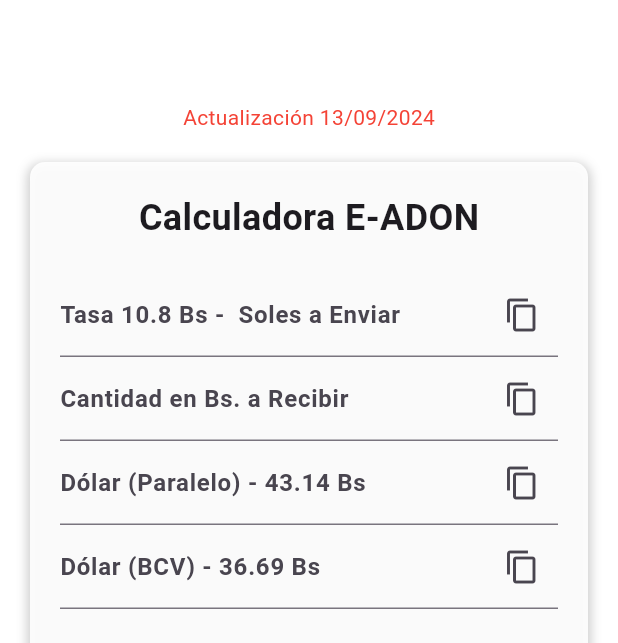
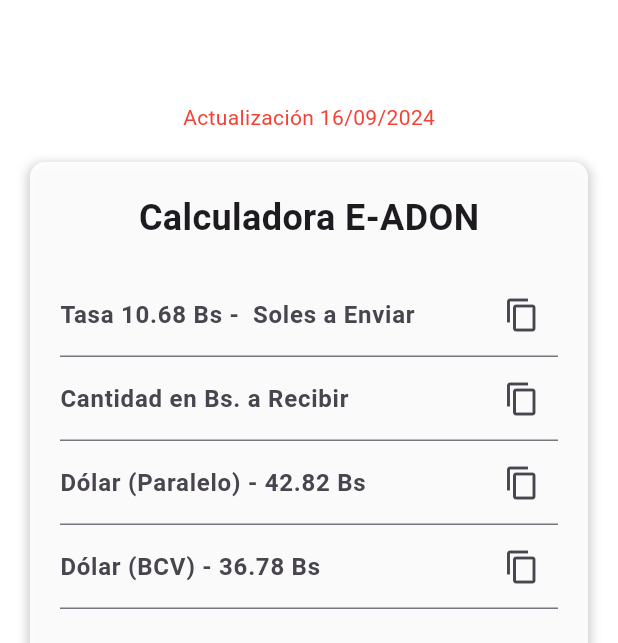
Before and after one commit to eadon24/taxes, a Flutter app: the screen it shows after launch, on a phone screen of 412 x 824 dp. Shown: the part 303-946 px from the top of the screen. Run offline on Flutter 3.47's test engine with Material 3 defaults, Android fonts, the phone set to English and light mode, and no system bars.

Commit message:
16 sept am

```diff
--- a/lib/main.dart
+++ b/lib/main.dart
@@ -52,7 +52,7 @@ class MyApp extends StatelessWidget {
               mainAxisAlignment: MainAxisAlignment.center,
               children: [
                 Text(
-                  'Actualización 13/09/2024',
+                  'Actualización 16/09/2024',
                   style: TextStyle(color: Colors.red),
                 ),
                 SizedBox(height: 20),
@@ -120,13 +120,13 @@ class _ExchangeCalculatorState extends State<ExchangeCalculator> {
   final TextEditingController _dollarBCVController = TextEditingController();
 
   // Variables que debes modificar para actualizar las tasas de cambio
-  double exchangeRate = 10.80; // Tasa de cambio soles a bolívares
+  double exchangeRate = 10.68; // Tasa de cambio soles a bolívares
   double dollarParallelRate =
-      43.14; // Tasa de cambio bolívares a dólares paralelo
-  double dollarBCVRate = 36.69; // Tasa de cambio bolívares a dólares BCV
+      42.82; // Tasa de cambio bolívares a dólares paralelo
+  double dollarBCVRate = 36.78; // Tasa de cambio bolívares a dólares BCV
 
   // Variable que debes modificar para actualizar la fecha y hora
-  String updateText = 'Actualización 13/09/2024';
+  String updateText = 'Actualización 16/09/2024';
 
   void _updateFields({String source = ''}) {
     double soles = double.tryParse(_solesController.text) ?? 0.0;
```
Also changed, not shown: 3 other files.
